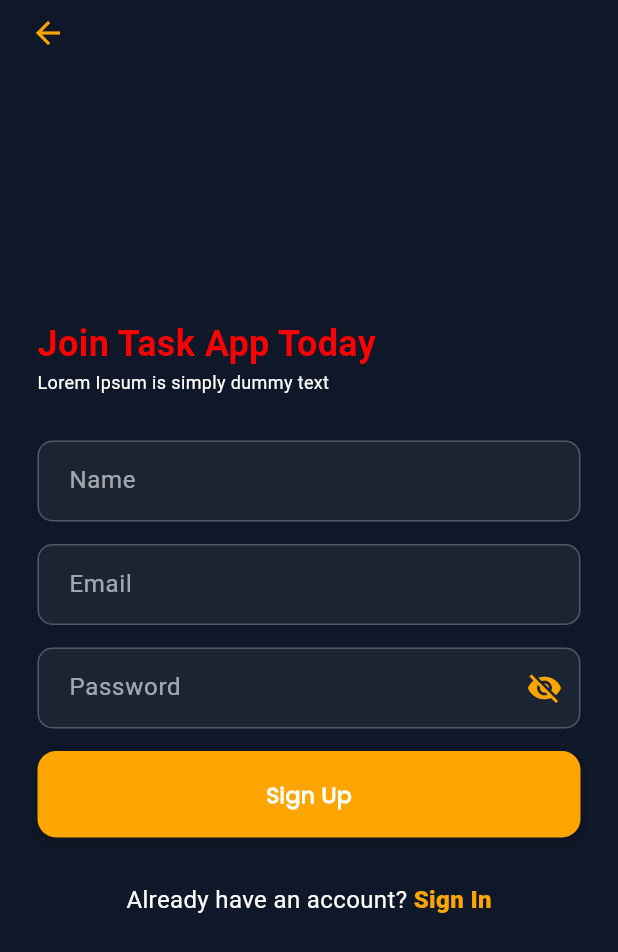
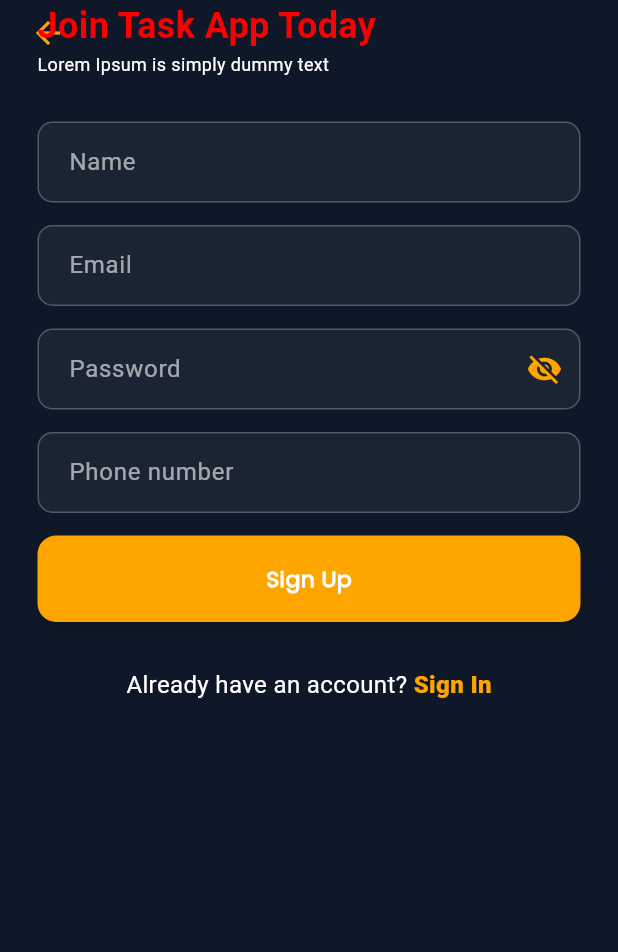
Before and after one commit to jasonapp2244/gig, a Flutter app: the RegisterScreen screen opened by its route, on a phone screen of 412 x 824 dp. Shown: the top 952 px of the screen. Run offline on Flutter 3.47's test engine with Material 3 defaults, Android fonts, the phone set to English and light mode, and no system bars; our stand-ins replace device_info_plus, flutter_screenutil, flutter_secure_storage, flutter_svg, get, google_fonts and 6 more; accounts and stored records are empty; network calls fail; Roboto replaces fonts that are missing (PP mori).

Commit message:
auth basic integeration

```diff
--- a/lib/data/network/network_api_services.dart
+++ b/lib/data/network/network_api_services.dart
@@ -75,7 +75,7 @@ class NetworkApiServices extends BaseApiServices {
           throw FetchDataException('Forbidden (403)');
 
         case 404:
-          throw FetchDataException('Not found (404)');
+           throw FetchDataException('Not found (404)');
 
         case 500:
           throw FetchDataException('Internal server error (500)');
--- a/lib/models/auth/user_model.dart
+++ b/lib/models/auth/user_model.dart
@@ -44,7 +44,6 @@
 //   }
 // }
 
-
 import '../../data/user_data.dart';
 
 class UserModel {
@@ -54,13 +53,7 @@ class UserModel {
   String? tokenType;
   String? token;
 
-  UserModel({
-    this.message,
-    this.status,
-    this.user,
-    this.tokenType,
-    this.token,
-  });
+  UserModel({this.message, this.status, this.user, this.tokenType, this.token});
 
   UserModel.fromJson(Map<String, dynamic> json) {
     message = json['message'];
--- a/lib/repository/auth_repository/register_repository.dart
+++ b/lib/repository/auth_repository/register_repository.dart
@@ -4,8 +4,8 @@ import '../../res/app_url/app_url.dart';
 
 class RegisterRepository {
   final _apiServiecs = NetworkApiServices();
-  Future<dynamic> loginApi(var data) async {
-    dynamic responce = _apiServiecs.postApi(data, AppUrl.registerApi);
-    return responce;
+  Future<dynamic> registerApi(var data) async {
+    dynamic response = await _apiServiecs.postApi(data, AppUrl.registerApi);
+    return response;
   }
 }
--- a/lib/repository/otp/otp_repository.dart
+++ b/lib/repository/otp/otp_repository.dart
@@ -1,14 +1,11 @@
-
 import '../../data/network/network_api_services.dart';
 import '../../res/app_url/app_url.dart';
 
 class OtpRepository {
   final _apiServieces = NetworkApiServices();
   Future<dynamic> otpApi(var data) async {
-    dynamic responce = _apiServieces.postApi(data, AppUrl.otpApi);
+    dynamic responce = await _apiServieces.postApi(data, AppUrl.otpApi);
 
     return responce;
   }
-
-
 }
--- a/lib/res/components/input.dart
+++ b/lib/res/components/input.dart
@@ -9,7 +9,8 @@ class CustomInputField extends StatefulWidget {
   final String fieldType;
   final Color? inputColor;
   final Icon? prefixIcon;
-  final bool? requiredField; // <-- Add kiya
+  final bool? requiredField;
+  final String? Function(String?)? validator;
 
   const CustomInputField({
     super.key,
@@ -19,7 +20,7 @@ class CustomInputField extends StatefulWidget {
     this.inputColor,
     this.prefixIcon,
     this.requiredField,
-    required String Function(dynamic value) validator,
+    this.validator,
   });
 
   @override
@@ -58,7 +59,7 @@ class _CustomInputFieldState extends State<CustomInputField> {
       style: const TextStyle(color: Colors.white),
       cursorColor: Colors.white,
       controller: widget.controller,
-      validator: (value) {
+      validator: widget.validator ?? (value) {
         if (widget.requiredField == true) {
           if (value == null || value.isEmpty) {
             return 'This field is required';
--- a/lib/res/routes/routes.dart
+++ b/lib/res/routes/routes.dart
@@ -8,6 +8,7 @@ import 'package:gig/view/screen_holder/screen_holder_screen.dart';
 import 'package:gig/view/screen_holder/screens/adds/add_payement_screen.dart';
 import 'package:gig/view/screen_holder/screens/adds/create_adds_screen.dart';
 import 'package:gig/view/screen_holder/screens/employer/employer_detail_screen.dart';
+import 'package:gig/view/screen_holder/screens/home_screen.dart';
 import 'package:gig/view/screen_holder/screens/income_tracker/income_tracker_screen.dart';
 import 'package:gig/view/screen_holder/screens/market_place_screen/market_place_screen.dart';
 import 'package:gig/view/screen_holder/screens/notification/notification.dart';
@@ -181,5 +182,6 @@ class AppRoutes {
       transitionDuration: Duration(milliseconds: 300),
       transition: Transition.rightToLeft,
     ),
+    GetPage(name: RoutesName.home, page: () => HomeScreen()),
   ];
 }
--- a/lib/res/routes/routes_name.dart
+++ b/lib/res/routes/routes_name.dart
@@ -1,5 +1,4 @@
 class RoutesName {
-
   //////////// GENERAL ROUTES
   static const String onBoardingScreen = '/onboarding_screen';
   static const String getStartedScreen = '/get_started_screen';
@@ -51,7 +50,5 @@ class RoutesName {
   static const String employerScreen = '/employer_screen';
   static const String employerDetailScreen = '/employer_detail_screen';
 
-
-
-
+  static const String home = '/home';
 }
--- a/lib/utils/utils.dart
+++ b/lib/utils/utils.dart
@@ -1,8 +1,14 @@
 import 'package:flutter/material.dart';
+import 'package:flutter_secure_storage/flutter_secure_storage.dart';
 import 'package:get/get.dart';
+
 class Utils {
-
-  static void fieldFocusChange(BuildContext context , FocusNode current , FocusNode nextFocus) {
+  FlutterSecureStorage storage = FlutterSecureStorage();
+  static void fieldFocusChange(
+    BuildContext context,
+    FocusNode current,
+    FocusNode nextFocus,
+  ) {
     current.unfocus();
     FocusScope.of(context).requestFocus(nextFocus);
   }
@@ -19,12 +25,18 @@ class Utils {
       title,
       message,
       backgroundColor: Colors.white, // 👈 Background color white
-    colorText: Colors.black,        // 👈 Text ka color black takay visible ho
+      colorText: Colors.black, // 👈 Text ka color black takay visible ho
       snackPosition: SnackPosition.TOP, // (optional) kahaan show karna hai
       margin: const EdgeInsets.all(10), // (optional) thoda margin dena
-    borderRadius: 10,                // (optional) halki rounding
+      borderRadius: 10, // (optional) halki rounding
     );
   }
 
+  Future<void> writeSecureData(String key, String value) async {
+    await storage.write(key: key, value: value);
+  }
 
+  Future<String?> read(String key) async {
+    return await storage.read(key: key);
   }
+}
--- a/lib/view/auth/register.dart
+++ b/lib/view/auth/register.dart
@@ -2,6 +2,7 @@ import 'package:flutter/material.dart';
 import 'package:get/get.dart';
 import 'package:gig/res/components/button.dart';
 import 'package:gig/res/routes/routes_name.dart';
+import 'package:gig/view/otp/otp_screen.dart';
 import 'package:gig/view/screen_holder/screen_holder_screen.dart';
 import 'package:gig/view_models/controller/auth/register_view_model.dart';
 import '../../res/colors/app_color.dart';
@@ -37,8 +38,16 @@ class _RegisterScreenState extends State<RegisterScreen> {
                 child: Icon(Icons.arrow_back, color: AppColor.primeColor),
               ),
             ),
-            Container(
-              padding: EdgeInsets.only(top: 0, bottom: 0, left: 25, right: 25),
+            SingleChildScrollView(
+              child: Container(
+                padding: EdgeInsets.only(
+                  top: 0,
+                  bottom: 0,
+                  left: 25,
+                  right: 25,
+                ),
+                child: Form(
+                  key: _formKey,
                   child: Column(
                     mainAxisAlignment: MainAxisAlignment.center,
                     crossAxisAlignment: CrossAxisAlignment.start,
@@ -61,9 +70,7 @@ class _RegisterScreenState extends State<RegisterScreen> {
                         ),
                         textAlign: TextAlign.center,
                       ),
-                  Form(
-                    key: _formKey,
-                    child: Column(
+                      Column(
                         mainAxisSize: MainAxisSize.min,
                         children: [
                           SizedBox(height: 30),
@@ -73,10 +80,10 @@ class _RegisterScreenState extends State<RegisterScreen> {
                             hintText: "Name",
                             requiredField: true,
                             validator: (value) {
-                            if (value!.isEmpty) {
+                              if (value == null || value.isEmpty) {
                                 return 'Name is required';
                               }
-                            return 'Name is Required';
+                              return null;
                             },
                           ),
                           SizedBox(height: 15),
@@ -86,10 +93,13 @@ class _RegisterScreenState extends State<RegisterScreen> {
                             hintText: "Email",
                             requiredField: true,
                             validator: (value) {
-                            if (value!.isEmpty) {
+                              if (value == null || value.isEmpty) {
                                 return 'Email is required';
                               }
-                            return 'Email is Required';
+                              if (!GetUtils.isEmail(value)) {
+                                return 'Please enter a valid email';
+                              }
+                              return null;
                             },
                           ),
                           SizedBox(height: 15),
@@ -99,16 +109,39 @@ class _RegisterScreenState extends State<RegisterScreen> {
                             hintText: "Password",
                             requiredField: true,
                             validator: (value) {
-                            if (value!.isEmpty) {
+                              if (value == null || value.isEmpty) {
                                 return 'Password is required';
                               }
-                            return 'Password is Required';
+                              if (value.length < 6) {
+                                return 'Password must be at least 6 characters';
+                              }
+                              return null;
                             },
                           ),
                           SizedBox(height: 15),
-                        Button(color: AppColor.primeColor, title: "Sign Up", textColor: AppColor.whiteColor, onTap: (){
-                          Navigator.pushReplacement(context, MaterialPageRoute(builder: (_)=>ScreenHolderScreen()));
-                        }),
+                          CustomInputField(
+                            controller: registerVM.phoneNumberController.value,
+                            fieldType: 'Phone Number',
+                            hintText: "Phone number",
+                            requiredField: true,
+                            validator: (value) {
+                              if (value == null || value.isEmpty) {
+                                return 'Phone number is required';
+                              }
+                              return null;
+                            },
+                          ),
+                          SizedBox(height: 15),
+                          Button(
+                            color: AppColor.primeColor,
+                            title: "Sign Up",
+                            textColor: AppColor.whiteColor,
+                                                          onTap: () {
+                                if (_formKey.currentState?.validate() ?? false) {
+                                  registerVM.registerApi();
+                                }
+                              },
+                          ),
 
                           //OTP Screen
 
@@ -158,8 +191,9 @@ class _RegisterScreenState extends State<RegisterScreen> {
                           ),
                         ],
                       ),
+                    ],
                   ),
-                ],
+                ),
               ),
             ),
           ],
--- a/pubspec.yaml
+++ b/pubspec.yaml
@@ -49,6 +49,7 @@ dependencies:
   google_fonts: ^6.2.1
   flutter_svg: ^2.2.0
   flutter_launcher_icons: ^0.14.4
+  flutter_secure_storage: ^9.2.4
 
 
 dev_dependencies:
```
Also changed, not shown: lib/res/app_url/app_url.dart (+12 -10 lines), lib/view/auth/login.dart (+29 -41 lines), lib/view/otp/otp_screen.dart (+36 -20 lines), lib/view/screen_holder/screens/home_screen.dart (+19 -4 lines), lib/view_models/controller/auth/login_view_model.dart (+6 -25 lines), lib/view_models/controller/auth/register_view_model.dart (+76 -34 lines), lib/view_models/controller/otp/otp_view_model.dart (+61 -20 lines), lib/view_models/controller/user_preference/user_preference_view_model.dart (+4 -8 lines), pubspec.lock. Lines whose indentation alone changed are shown as unchanged.
